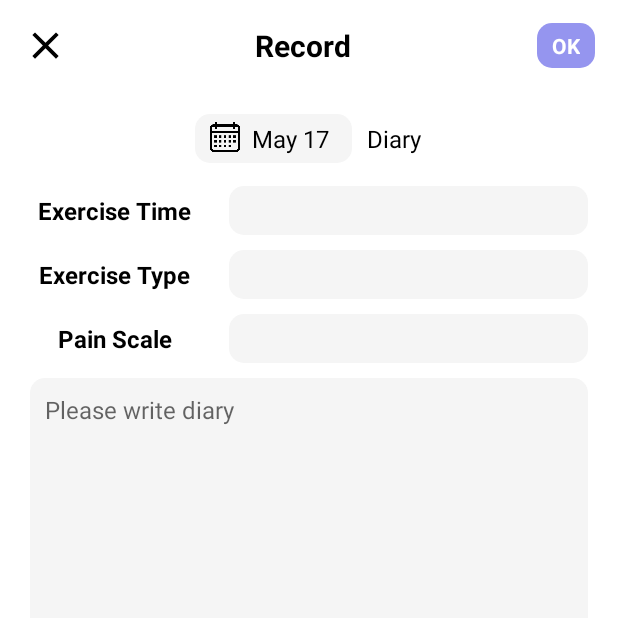
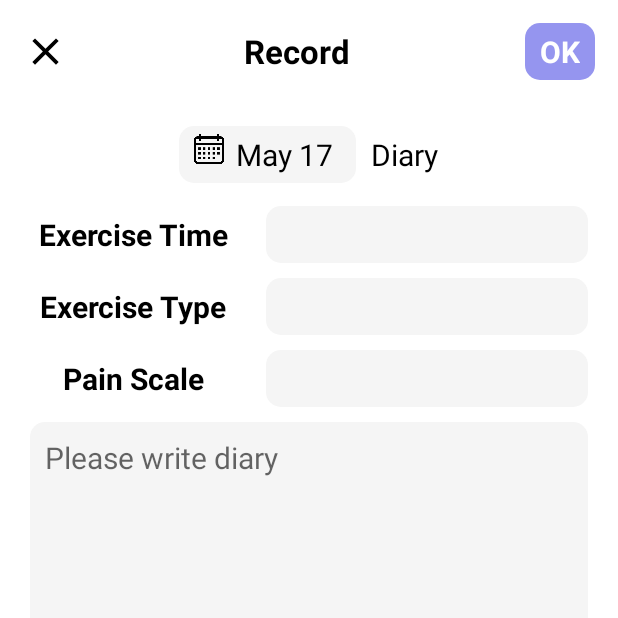
Before and after one commit to KimSungYoon-KOK/Upright_K-Lab-Project, an Android app: the WriteMemoActivity screen opened directly, with no data from a screen before it, on a phone screen of 412 x 824 dp, the top half of it. Run offline under Robolectric (Android 15) with nearby library versions, the phone set to English and light mode, and no system bars; our stand-ins replace Firebase (no records; nobody signed in at launch, a user with empty details on screens opened directly); libraries missing offline, so code that uses them is left out: com.akexorcist.snaptimepicker, com.github.mikephil.charting; 1 statement that could not run was skipped.

Commit message:
change font size

```diff
--- a/app/src/main/java/com/klab/upright/ui/analysis/AnalysisFragment.kt
+++ b/app/src/main/java/com/klab/upright/ui/analysis/AnalysisFragment.kt
@@ -110,6 +110,7 @@ class AnalysisFragment : Fragment() {
                 }
 
             val builder = DatePickerDialog(requireContext(),datePickerListener,startDate.get(Calendar.YEAR),startDate.get(Calendar.MONTH),startDate.get(Calendar.DATE))
+            builder.setTitle("statDate")
             builder.show()
         }
 
--- a/app/src/main/res/layout/activity_write_memo.xml
+++ b/app/src/main/res/layout/activity_write_memo.xml
@@ -27,12 +27,13 @@
             android:gravity="center"
             android:text="Record"
             android:textColor="@color/black"
-            android:textSize="20sp"
+            android:textSize="22sp"
             android:textStyle="bold" />
         <TextView
             android:layout_width="wrap_content"
             android:layout_height="wrap_content"
             android:text="OK"
+            android:textSize="20sp"
             android:id="@+id/addBtn"
             android:background="@drawable/radius_10"
             android:backgroundTint="@color/colorPrimary"
@@ -81,7 +82,7 @@
                     android:layout_marginEnd="5dp"
                     android:text="May 17"
                     android:textColor="@color/black"
-                    android:textSize="16sp" />
+                    android:textSize="20sp" />
             </LinearLayout>
 
             <TextView
@@ -89,7 +90,7 @@
                 android:layout_height="wrap_content"
                 android:text="Diary"
                 android:textColor="@color/black"
-                android:textSize="16sp" />
+                android:textSize="20sp" />
         </LinearLayout>
         <LinearLayout
             android:layout_width="match_parent"
@@ -119,7 +120,7 @@
                         android:text="Exercise Time"
                         android:textColor="@color/black"
 
-                        android:textSize="16sp"
+                        android:textSize="20sp"
                         android:textStyle="bold" />
 
                     <TextView
@@ -130,7 +131,7 @@
                         android:padding="5dp"
                         android:text="Exercise Type"
                         android:textColor="@color/black"
-                        android:textSize="16sp"
+                        android:textSize="20sp"
                         android:textStyle="bold" />
 
                     <TextView
@@ -140,7 +141,7 @@
                         android:padding="5dp"
                         android:text="Pain Scale"
                         android:textColor="@color/black"
-                        android:textSize="16sp"
+                        android:textSize="20sp"
                         android:textStyle="bold" />
                 </LinearLayout>
                 <LinearLayout
@@ -160,7 +161,7 @@
                         android:maxLines="1"
                         android:padding="5dp"
                         android:textColor="@color/black"
-                        android:textSize="16sp" />
+                        android:textSize="20sp" />
 
                     <EditText
                         android:layout_width="match_parent"
@@ -171,7 +172,7 @@
                         android:id="@+id/typeText"
                         android:textColor="@color/black"
                         android:padding="5dp"
-                        android:textSize="16sp"
+                        android:textSize="20sp"
                         android:layout_marginBottom="10dp" />
                     <EditText
                         android:layout_width="match_parent"
@@ -182,7 +183,7 @@
                         android:id="@+id/painText"
                         android:padding="5dp"
                         android:textColor="@color/black"
-                        android:textSize="16sp"/>
+                        android:textSize="20sp"/>
                 </LinearLayout>
 
             </LinearLayout>
@@ -200,7 +201,7 @@
                 android:hint="Please write diary"
                 android:padding="10dp"
                 android:textColor="@color/black"
-                android:textSize="16sp" />
+                android:textSize="20sp" />
         </LinearLayout>
     </LinearLayout>
 
--- a/app/src/main/res/layout/drawer_main_header.xml
+++ b/app/src/main/res/layout/drawer_main_header.xml
@@ -24,7 +24,7 @@
                 android:layout_height="wrap_content"
                 android:gravity="center"
                 android:text="Vibration Alarm"
-                android:textSize="15sp" />
+                android:textSize="20sp" />
             <Switch
                 android:id="@+id/switch1"
                 android:layout_width="50dp"
@@ -51,7 +51,7 @@
                 android:layout_height="wrap_content"
                 android:gravity="center"
                 android:text="Connect\nBluetooth"
-                android:textSize="15sp" />
+                android:textSize="20sp" />
 
             <ImageView
                 android:id="@+id/imageButton"
--- a/app/src/main/res/layout/fragment_home.xml
+++ b/app/src/main/res/layout/fragment_home.xml
@@ -69,7 +69,7 @@
                     android:gravity="center"
                     android:text="Not Wearing"
                     android:textColor="@color/middle_grey"
-                    android:textSize="18sp"
+                    android:textSize="20sp"
                     android:textStyle="bold"
                     android:visibility="visible" />
 
@@ -166,6 +166,7 @@
                             android:layout_weight="1"
                             android:gravity="center"
                             android:id="@+id/instruct_text1"
+                            android:textSize="20sp"
                             android:text="Good Balance"/>
                     </LinearLayout>
                     <LinearLayout
@@ -189,6 +190,7 @@
                             android:layout_height="match_parent"
                             android:layout_weight="1"
                             android:gravity="center"
+                            android:textSize="20sp"
                             android:id="@+id/instruct_text2"
                             android:text="Good Balance"/>
                     </LinearLayout>
--- a/app/src/main/res/layout/item_data.xml
+++ b/app/src/main/res/layout/item_data.xml
@@ -6,9 +6,9 @@
     <TextView android:id="@+id/data_service"
         android:layout_width="match_parent"
         android:layout_height="wrap_content"
-        android:textSize="24dp"/>
+        android:textSize="20sp"/>
     <TextView android:id="@+id/data_characteristic"
         android:layout_width="match_parent"
         android:layout_height="wrap_content"
-        android:textSize="12dp"/>
+        android:textSize="16sp"/>
 </LinearLayout>
--- a/app/src/main/res/layout/item_device.xml
+++ b/app/src/main/res/layout/item_device.xml
@@ -11,11 +11,11 @@
     android:layout_width="match_parent"
     android:layout_height="wrap_content"
     android:textColor="@color/black"
-    android:textSize="20dp"
+    android:textSize="20sp"
     android:layout_marginBottom="5dp"/>
 <TextView android:id="@+id/device_address"
     android:layout_width="match_parent"
     android:layout_height="wrap_content"
     android:textColor="@color/black"
-    android:textSize="12dp"/>
+    android:textSize="16sp"/>
 </LinearLayout>
--- a/app/src/main/res/layout/item_guide5.xml
+++ b/app/src/main/res/layout/item_guide5.xml
@@ -9,7 +9,7 @@
     <TextView
         android:layout_width="wrap_content"
         android:layout_height="wrap_content"
-        android:textSize="20sp"
+        android:textSize="22sp"
         android:textStyle="bold"
         android:layout_marginBottom="30dp"
         android:text="write the name and enjoy it !"/>
@@ -50,5 +50,6 @@
         android:gravity="center_horizontal"
         android:layout_marginTop="10dp"
         android:layout_height="wrap_content"
+        android:textSize="20sp"
         android:text="You can see Tutorial pages again in Settings."/>
 </LinearLayout>
```
Also changed, not shown: app/src/main/java/com/klab/upright/ChartAdapter.kt (+8 -8 lines), app/src/main/res/layout/fragment_analysis.xml (+6 -6 lines), app/src/main/res/layout/item_guide1.xml (+4 -4 lines), app/src/main/res/layout/item_guide2.xml (+4 -4 lines), app/src/main/res/layout/item_guide3.xml (+12 -10 lines), app/src/main/res/layout/item_write.xml (+9 -9 lines).
